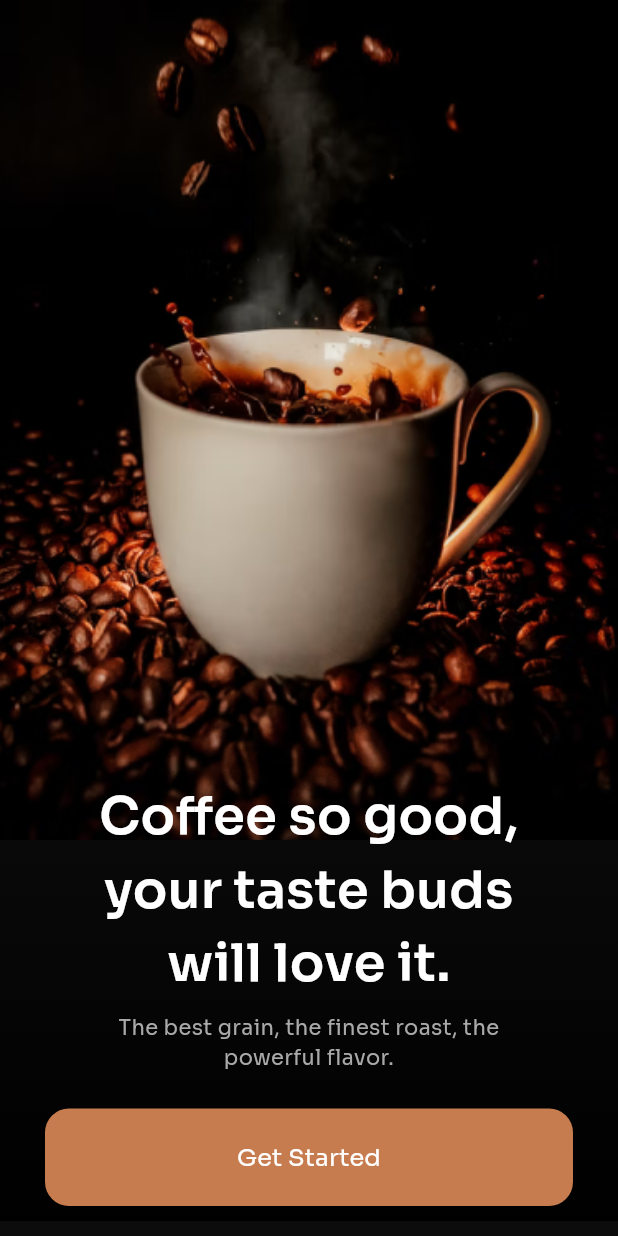
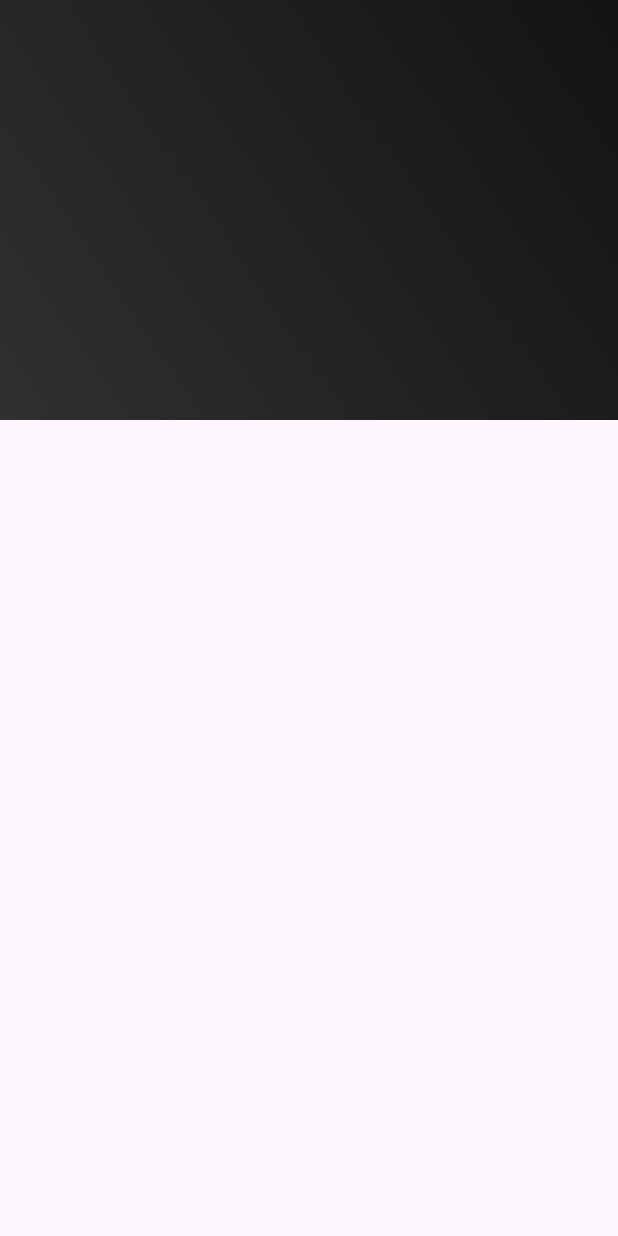
Before and after one commit to onaya7/Coffie, a Flutter app: the screen it shows after launch, after a tap on "Get Started", on a phone screen of 412 x 824 dp. Run offline on Flutter 3.47's test engine with Material 3 defaults, Android fonts, the phone set to English and light mode, and no system bars.

Commit message:
ref: Updated imports and routes in main.dart

```diff
--- a/lib/main.dart
+++ b/lib/main.dart
@@ -1,4 +1,5 @@
-import 'package:coffie/pages/onbording.dart';
+import 'package:coffie/pages/home_screen.dart';
+import 'package:coffie/pages/onbording_screen.dart';
 import 'package:flutter/material.dart';
 
 void main() {
@@ -13,6 +14,11 @@ class MyApp extends StatelessWidget {
   Widget build(BuildContext context) {
     return MaterialApp(
       debugShowCheckedModeBanner: false,
+      initialRoute: '/',
+      routes: {
+        '/': (context) => const OnboardingScreen(),
+        '/home': (context) => const HomeScreen(),
+      },
       title: 'Flutter Demo',
       theme: ThemeData(
         primaryColorLight: Colors.white,
@@ -20,7 +26,6 @@ class MyApp extends StatelessWidget {
         useMaterial3: true,
         fontFamily: 'Sora',
       ),
-      home: const Onboarding(),
     );
   }
 }
--- /dev/null
+++ b/lib/pages/home_screen.dart
@@ -0,0 +1,20 @@
+import 'package:flutter/material.dart';
+
+class HomeScreen extends StatelessWidget {
+  const HomeScreen({super.key});
+
+  @override
+  Widget build(BuildContext context) {
+    return Scaffold(
+      body: Container(
+          width: MediaQuery.of(context).size.width,
+          height: 280,
+          decoration: const BoxDecoration(
+              gradient: LinearGradient(
+            begin: Alignment.topRight,
+            end: Alignment.bottomLeft,
+            colors: [Color(0xff131313), Color(0xff303030)],
+          ))),
+    );
+  }
+}
--- a/lib/pages/onbording.dart
+++ b/lib/pages/onbording_screen.dart
@@ -1,7 +1,7 @@
 import 'package:flutter/material.dart';
 
-class Onboarding extends StatelessWidget {
-  const Onboarding({super.key});
+class OnboardingScreen extends StatelessWidget {
+  const OnboardingScreen({super.key});
 
   @override
   Widget build(BuildContext context) {
@@ -101,7 +101,7 @@ class Onboarding extends StatelessWidget {
                                   RoundedRectangleBorder(
                                       borderRadius:
                                           BorderRadius.circular(16)))),
-                          onPressed: () {},
+                          onPressed: () => Navigator.pushNamed(context, '/home'),
                           child: const Text(
                             'Get Started',
                             style: TextStyle(
```
